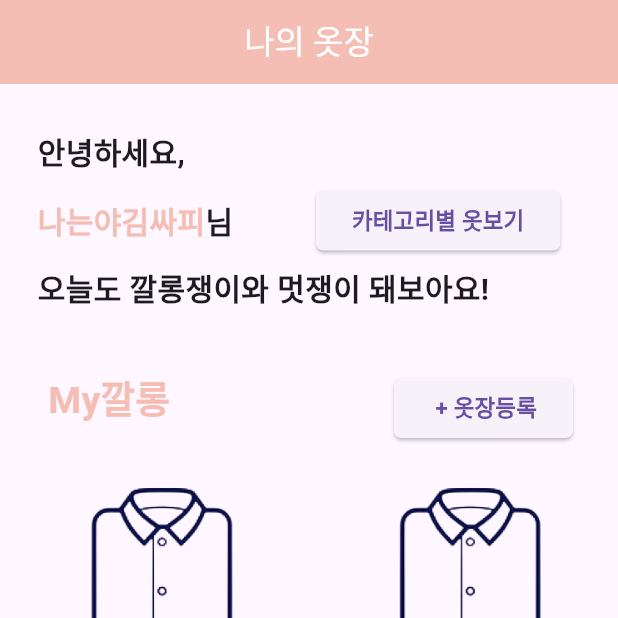
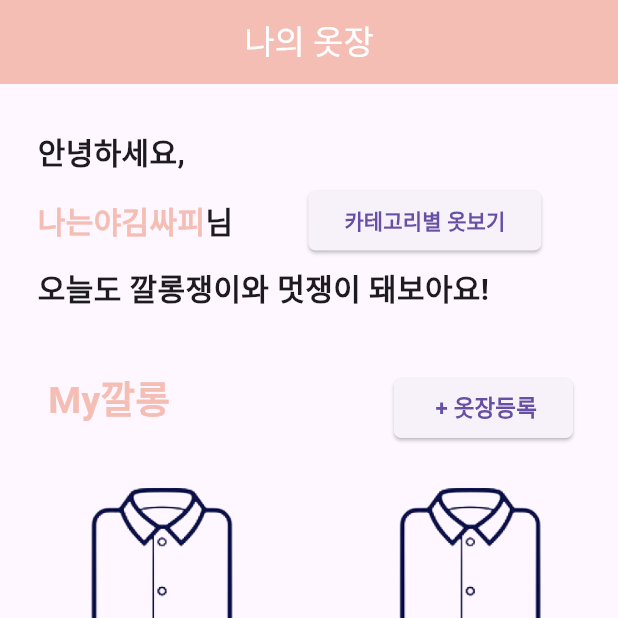
Before and after one commit to keystore2077/SSAFY_kkalong, a Flutter app: the MyCloset screen opened directly, on a phone screen of 412 x 824 dp, the top half of it. Run offline on Flutter 3.47's test engine with Material 3 defaults, Android fonts, the phone set to English and light mode, and no system bars; our stand-ins replace camera, dio, dropdown_button2, flutter_secure_storage, image_picker; accounts and stored records are empty; Roboto replaces fonts that are missing (Pretendard).

Commit message:
카테고리옷보기 버튼오류수정

```diff
--- a/frontend/lib/closet/mycloset.dart
+++ b/frontend/lib/closet/mycloset.dart
@@ -277,7 +277,7 @@ class MyClosetState extends State<MyCloset> {
                                 ),
                                 Padding(
                                   padding:
-                                      const EdgeInsets.fromLTRB(55, 2, 0, 1),
+                                      const EdgeInsets.fromLTRB(50, 2, 0, 1),
                                   child: ElevatedButton(
                                     onPressed: () {},
                                     style: ElevatedButton.styleFrom(
@@ -290,7 +290,7 @@ class MyClosetState extends State<MyCloset> {
                                     child: const Text(
                                       '카테고리별 옷보기',
                                       style: TextStyle(
-                                        fontSize: 15,
+                                        fontSize: 14,
                                         fontWeight: FontWeight.w600,
                                       ),
                                     ),
```
